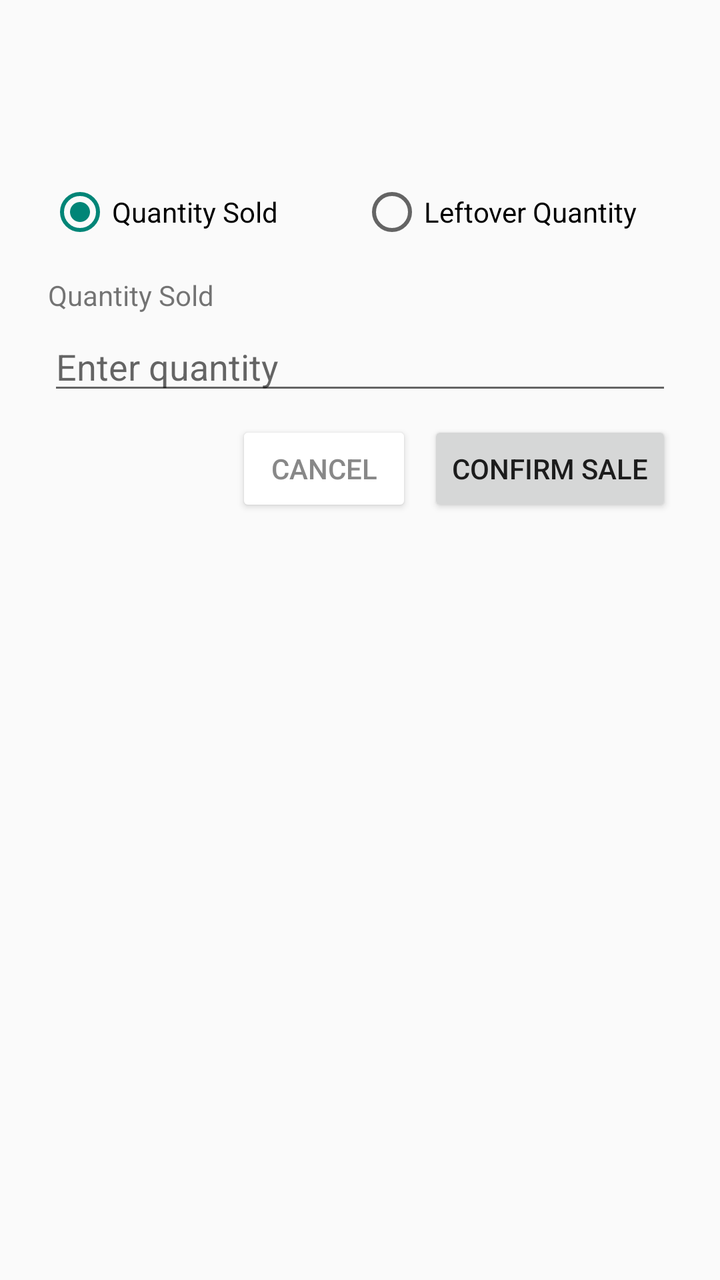
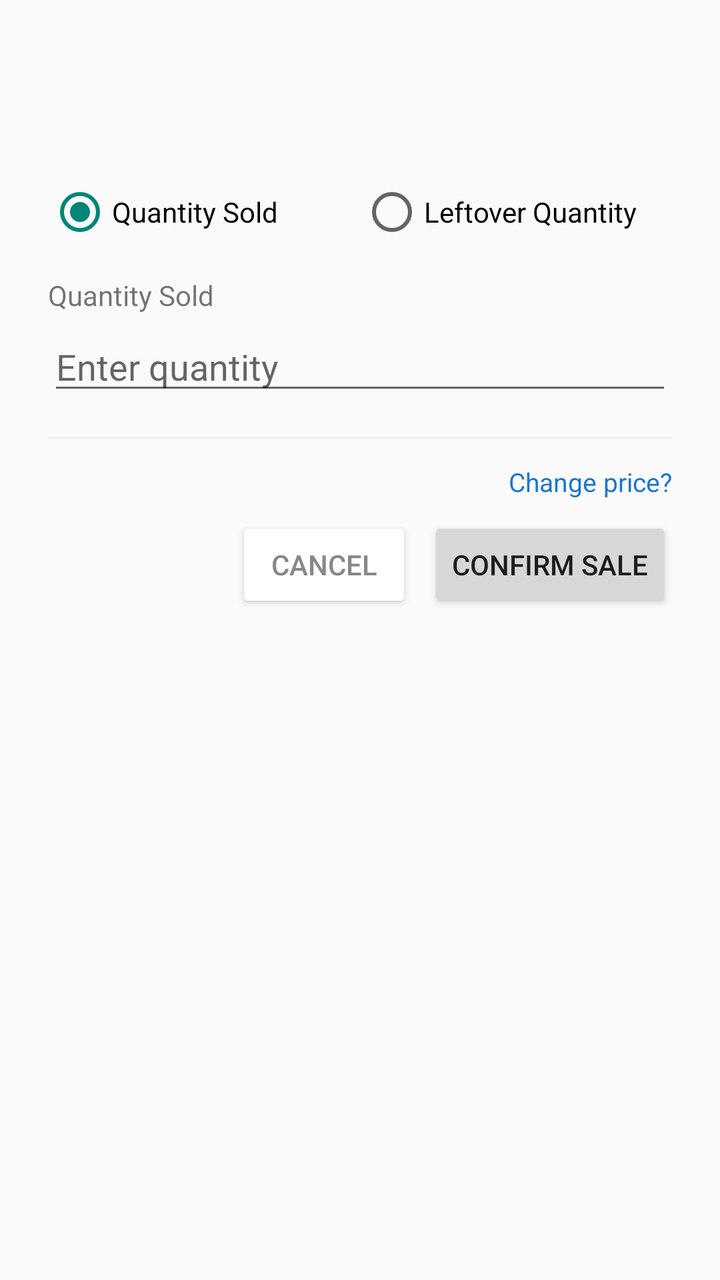

Screens rendered from an Android XML layout before and after an edit, with the pre-edit source and the edit as a unified diff.
<!-- AndroidManifest.xml: application theme Theme.AppCompat.Light.NoActionBar -->
<!-- res/layout/dialog_sell.xml -->
<?xml version="1.0" encoding="utf-8"?>
<ScrollView xmlns:android="http://schemas.android.com/apk/res/android"
    android:layout_width="match_parent"
    android:layout_height="wrap_content">

    <LinearLayout
        android:layout_width="match_parent"
        android:layout_height="wrap_content"
        android:orientation="vertical"
        android:padding="24dp">

        
        <TextView
            android:id="@+id/tvSellTitle"
            android:layout_width="wrap_content"
            android:layout_height="wrap_content"
            android:textSize="20sp"
            android:textStyle="bold"
            android:layout_marginBottom="4dp"/>

        
        <TextView
            android:id="@+id/tvCurrentStock"
            android:layout_width="wrap_content"
            android:layout_height="wrap_content"
            android:textSize="14sp"
            android:textColor="#888888"
            android:layout_marginBottom="16dp"/>

        
        <LinearLayout
            android:id="@+id/llSellDialogErrors"
            android:layout_width="match_parent"
            android:layout_height="wrap_content"
            android:orientation="vertical"
            android:visibility="gone"
            android:layout_marginBottom="12dp"/>

        
        <RadioGroup
            android:id="@+id/rgSellMode"
            android:layout_width="match_parent"
            android:layout_height="wrap_content"
            android:orientation="horizontal"
            android:layout_marginBottom="16dp">

            <RadioButton
                android:id="@+id/rbQuantitySold"
                android:layout_width="0dp"
                android:layout_height="wrap_content"
                android:layout_weight="1"
                android:text="Quantity Sold"
                android:checked="true"/>

            <RadioButton
                android:id="@+id/rbLeftover"
                android:layout_width="0dp"
                android:layout_height="wrap_content"
                android:layout_weight="1"
                android:text="Leftover Quantity"/>

        </RadioGroup>

        
        <TextView
            android:id="@+id/tvQuantityLabel"
            android:layout_width="wrap_content"
            android:layout_height="wrap_content"
            android:text="Quantity Sold"
            android:textSize="14sp"
            android:layout_marginBottom="4dp"/>

        <EditText
            android:id="@+id/etSellQuantity"
            android:layout_width="match_parent"
            android:layout_height="wrap_content"
            android:hint="Enter quantity"
            android:inputType="number"
            android:layout_marginBottom="8dp"/>

        
        <TextView
            android:id="@+id/tvCalculatedSold"
            android:layout_width="match_parent"
            android:layout_height="wrap_content"
            android:textSize="14sp"
            android:textColor="#1976D2"
            android:visibility="gone"
            android:layout_marginBottom="16dp"/>

        
        <LinearLayout
            android:layout_width="match_parent"
            android:layout_height="wrap_content"
            android:orientation="horizontal"
            android:gravity="end">

            <Button
                android:id="@+id/btnSellDialogCancel"
                android:layout_width="wrap_content"
                android:layout_height="wrap_content"
                android:text="Cancel"
                android:backgroundTint="#FFFFFF"
                android:textColor="#888888"
                android:layout_marginEnd="8dp"/>

            <Button
                android:id="@+id/btnSellDialogSubmit"
                android:layout_width="wrap_content"
                android:layout_height="wrap_content"
                android:text="Confirm Sale"/>

        </LinearLayout>

    </LinearLayout>

</ScrollView>
<!-- resources referenced by this layout -->
<resources>
  <style name="Theme.AppCompat.Light.NoActionBar" parent="Theme.AppCompat.Light">
          <item name="windowActionBar">false</item>
          <item name="windowNoTitle">true</item>
      </style>
</resources>

<!-- the commit's change to res/layout/dialog_sell.xml (unified diff, before → after) -->
@@ -89,6 +89,99 @@
             android:layout_marginBottom="16dp"/>
 
         
+        <View
+            android:layout_width="match_parent"
+            android:layout_height="1dp"
+            android:background="#EEEEEE"
+            android:layout_marginTop="8dp"
+            android:layout_marginBottom="12dp"/>
+
+        
+        <LinearLayout
+            android:layout_width="match_parent"
+            android:layout_height="wrap_content"
+            android:orientation="horizontal"
+            android:gravity="center_vertical"
+            android:layout_marginBottom="8dp">
+
+            <TextView
+                android:id="@+id/tvCurrentPrice"
+                android:layout_width="0dp"
+                android:layout_height="wrap_content"
+                android:layout_weight="1"
+                android:textSize="14sp"
+                android:textColor="#555555"/>
+
+            
+            <TextView
+                android:id="@+id/tvChangePriceToggle"
+                android:layout_width="wrap_content"
+                android:layout_height="wrap_content"
+                android:text="Change price?"
+                android:textSize="13sp"
+                android:textColor="#1976D2"
+                android:paddingStart="8dp"/>
+
+        </LinearLayout>
+
+        
+        <LinearLayout
+            android:id="@+id/llPriceChange"
+            android:layout_width="match_parent"
+            android:layout_height="wrap_content"
+            android:orientation="vertical"
+            android:background="#F5F5F5"
+            android:padding="12dp"
+            android:layout_marginBottom="12dp"
+            android:visibility="gone">
+
+            <EditText
+                android:id="@+id/etNewPrice"
+                android:layout_width="match_parent"
+                android:layout_height="wrap_content"
+                android:hint="Enter new price per unit"
+                android:inputType="number"
+                android:layout_marginBottom="10dp"/>
+
+            
+            <LinearLayout
+                android:layout_width="match_parent"
+                android:layout_height="wrap_content"
+                android:orientation="horizontal"
+                android:gravity="center_vertical">
+
+                <CheckBox
+                    android:id="@+id/cbSavePrice"
+                    android:layout_width="wrap_content"
+                    android:layout_height="wrap_content"/>
+
+                <LinearLayout
+                    android:layout_width="0dp"
+                    android:layout_height="wrap_content"
+                    android:layout_weight="1"
+                    android:orientation="vertical"
+                    android:layout_marginStart="8dp">
+
+                    <TextView
+                        android:layout_width="wrap_content"
+                        android:layout_height="wrap_content"
+                        android:text="Save as new price"
+                        android:textSize="14sp"/>
+
+                    <TextView
+                        android:layout_width="wrap_content"
+                        android:layout_height="wrap_content"
+                        android:text="Updates the price for future sales too"
+                        android:textSize="12sp"
+                        android:textColor="#888888"/>
+
+                </LinearLayout>
+
+            </LinearLayout>
+
+        </LinearLayout>
+
+        
         <LinearLayout
             android:layout_width="match_parent"
             android:layout_height="wrap_content"
